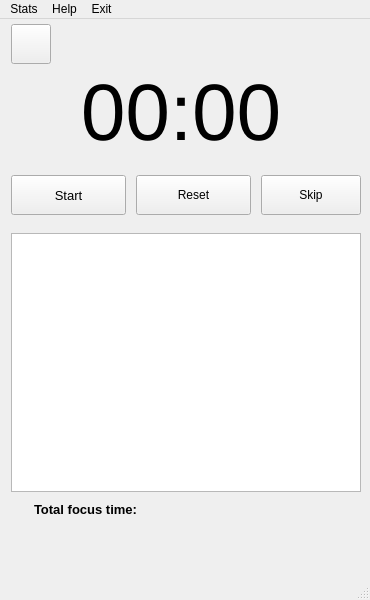
This is ui/mainwindow.ui in TiagoSBO/qt-pomodoro-timer as Qt 5 draws it before an edit. The edited form follows.
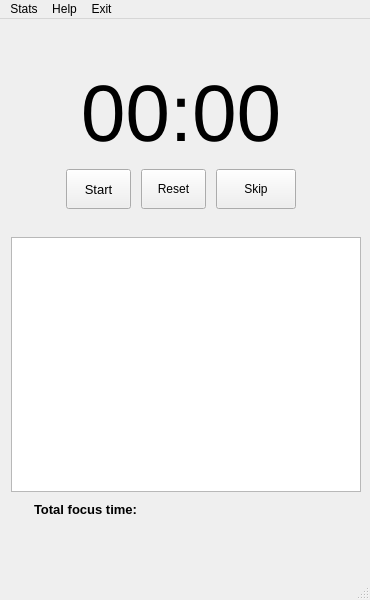
This is the edited form. Icons and pictures are not drawn.

Commit message: style: Create style Mainwindow layouts

```diff
--- a/ui/mainwindow.ui
+++ b/ui/mainwindow.ui
@@ -26,7 +26,7 @@
    <string>MainWindow</string>
   </property>
   <widget class="QWidget" name="centralwidget">
-   <layout class="QVBoxLayout" name="verticalLayout" stretch="0,0,0,0,0,0">
+   <layout class="QVBoxLayout" name="verticalLayout" stretch="0,0,0,0,0">
     <property name="spacing">
      <number>8</number>
     </property>
@@ -79,29 +79,30 @@
       <property name="iconSize">
        <size>
         <width>50</width>
-        <height>20</height>
+        <height>30</height>
        </size>
       </property>
+      <property name="flat">
+       <bool>true</bool>
+      </property>
      </widget>
     </item>
     <item>
-     <layout class="QHBoxLayout" name="layout_timer">
-      <property name="spacing">
-       <number>0</number>
-      </property>
+     <widget class="QWidget" name="layout_timer" native="true">
+      <layout class="QGridLayout" name="gridLayout">
       <property name="leftMargin">
        <number>50</number>
       </property>
       <property name="topMargin">
-       <number>0</number>
+        <number>1</number>
       </property>
       <property name="rightMargin">
        <number>60</number>
       </property>
       <property name="bottomMargin">
-       <number>0</number>
-      </property>
-      <item>
+        <number>5</number>
+       </property>
+       <item row="0" column="0">
        <widget class="QLabel" name="labelTimer">
         <property name="sizePolicy">
          <sizepolicy hsizetype="Preferred" vsizetype="Preferred">
@@ -109,6 +110,12 @@
           <verstretch>0</verstretch>
          </sizepolicy>
         </property>
+         <property name="maximumSize">
+          <size>
+           <width>300</width>
+           <height>122</height>
+          </size>
+         </property>
         <property name="font">
          <font>
           <pointsize>60</pointsize>
@@ -134,15 +141,23 @@
         </property>
        </widget>
       </item>
-     </layout>
-    </item>
-    <item>
-     <layout class="QHBoxLayout" name="layout_buttons" stretch="2,2,2">
+       <item row="1" column="0">
+        <widget class="QWidget" name="layout_buttonsTimer" native="true">
+         <layout class="QHBoxLayout" name="layout_buttons" stretch="2,2,0">
       <property name="spacing">
        <number>10</number>
       </property>
+          <property name="leftMargin">
+           <number>5</number>
+          </property>
       <property name="topMargin">
-       <number>10</number>
+           <number>5</number>
+          </property>
+          <property name="rightMargin">
+           <number>5</number>
+          </property>
+          <property name="bottomMargin">
+           <number>5</number>
       </property>
       <item>
        <widget class="QPushButton" name="button_resumePause">
@@ -248,6 +263,10 @@
        </widget>
       </item>
      </layout>
+        </widget>
+       </item>
+      </layout>
+     </widget>
     </item>
     <item>
      <widget class="QWidget" name="widget_Table" native="true">
```
Left out of the diff: 4 changed lines with no effect on the pictures. Lines whose indentation alone changed are shown as unchanged. The commit also changes 2 other files.
